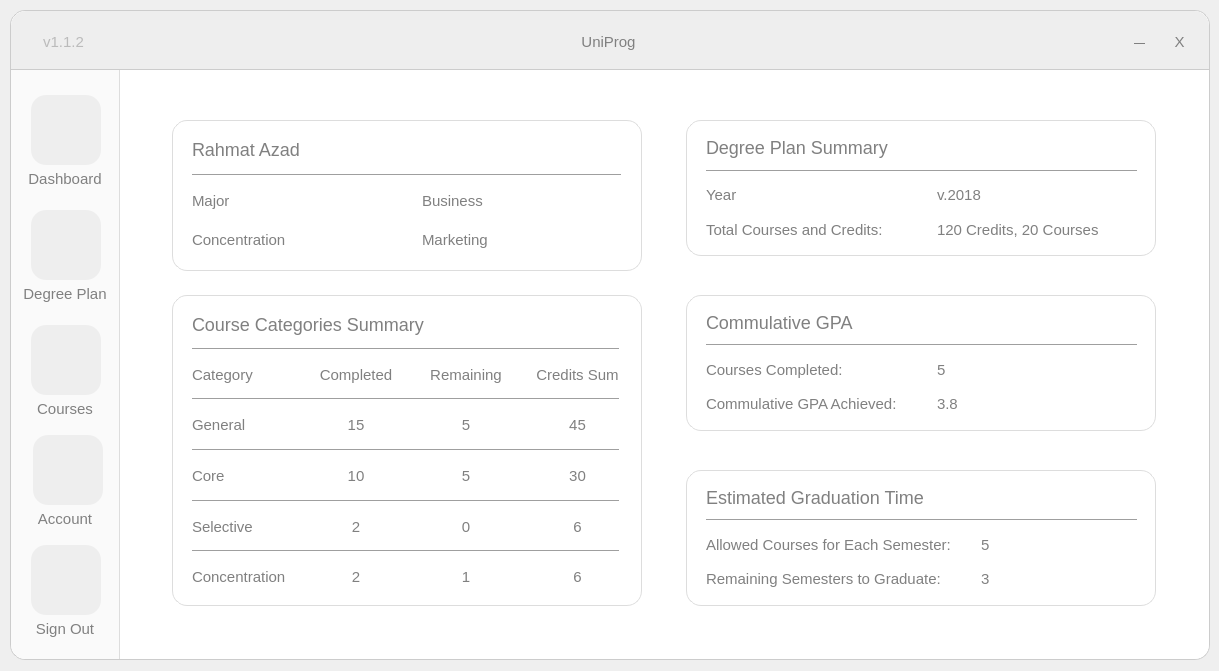
First picture: the form in ui/main.ui, repository rhmtazad/UniProg, before the edit.
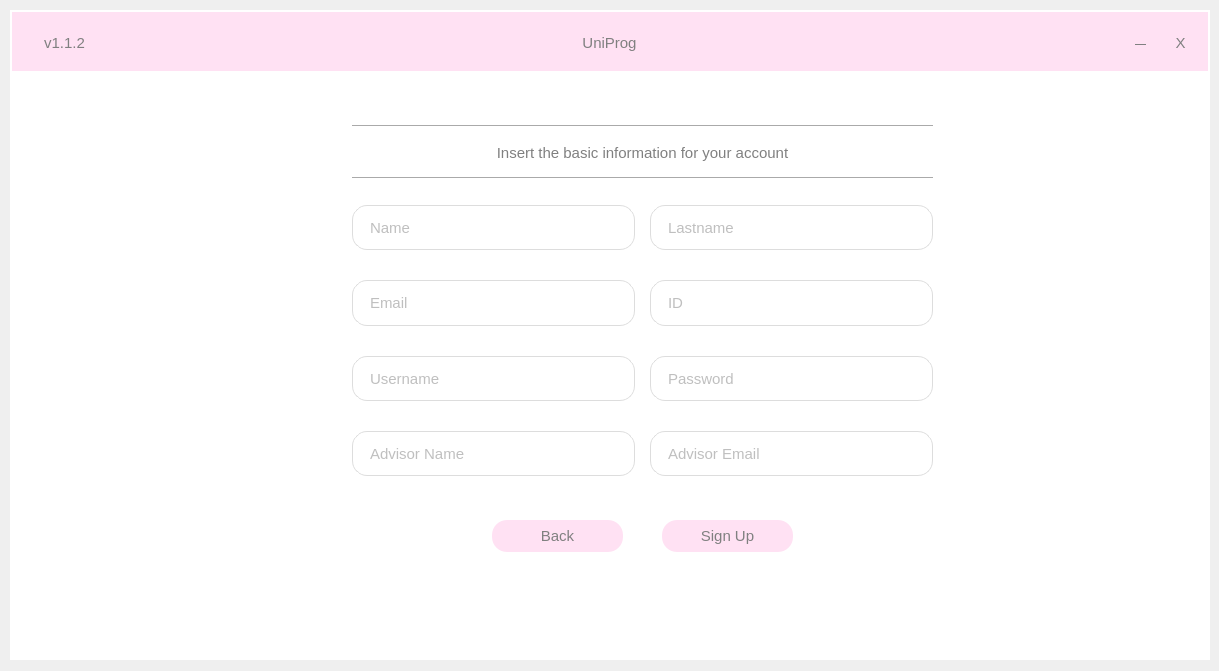
Second picture: the form after the edit. The open tabs and pages were chosen to show the change. Icons and pictures are not drawn.

Commit message: added login/register page

Patch:
```diff
--- a/ui/main.ui
+++ b/ui/main.ui
@@ -158,6 +158,19 @@
    <property name="styleSheet">
     <string notr="true"/>
    </property>
+   <widget class="QStackedWidget" name="stackedWidget">
+    <property name="geometry">
+     <rect>
+      <x>0</x>
+      <y>0</y>
+      <width>1221</width>
+      <height>671</height>
+     </rect>
+    </property>
+    <property name="currentIndex">
+     <number>1</number>
+    </property>
+    <widget class="QWidget" name="main_pages">
    <widget class="QFrame" name="window">
     <property name="geometry">
      <rect>
@@ -215,7 +228,7 @@
         <property name="lineWidth">
          <number>0</number>
         </property>
-        <widget class="QWidget" name="layoutWidget">
+          <widget class="QWidget" name="layoutWidget_2">
          <property name="geometry">
           <rect>
            <x>-2</x>
@@ -661,7 +674,7 @@
            <property name="frameShadow">
             <enum>QFrame::Plain</enum>
            </property>
-           <widget class="QWidget" name="layoutWidget">
+             <widget class="QWidget" name="layoutWidget_3">
             <property name="geometry">
              <rect>
               <x>10</x>
@@ -1178,7 +1191,7 @@
            <property name="frameShadow">
             <enum>QFrame::Plain</enum>
            </property>
-           <widget class="QWidget" name="layoutWidget_2">
+             <widget class="QWidget" name="layoutWidget_4">
             <property name="geometry">
              <rect>
               <x>10</x>
@@ -1296,7 +1309,7 @@
            <property name="frameShadow">
             <enum>QFrame::Plain</enum>
            </property>
-           <widget class="QWidget" name="layoutWidget_4">
+             <widget class="QWidget" name="layoutWidget_5">
             <property name="geometry">
              <rect>
               <x>10</x>
@@ -3276,6 +3289,571 @@
        </widget>
       </item>
      </layout>
+      </widget>
+     </widget>
+    </widget>
+    <widget class="QWidget" name="wc_pages">
+     <widget class="QFrame" name="window_2">
+      <property name="geometry">
+       <rect>
+        <x>10</x>
+        <y>10</y>
+        <width>1200</width>
+        <height>650</height>
+       </rect>
+      </property>
+      <property name="sizePolicy">
+       <sizepolicy hsizetype="Minimum" vsizetype="Minimum">
+        <horstretch>0</horstretch>
+        <verstretch>0</verstretch>
+       </sizepolicy>
+      </property>
+      <property name="minimumSize">
+       <size>
+        <width>1200</width>
+        <height>650</height>
+       </size>
+      </property>
+      <property name="maximumSize">
+       <size>
+        <width>1200</width>
+        <height>650</height>
+       </size>
+      </property>
+      <property name="styleSheet">
+       <string notr="true">background-color: rgb(255, 255, 255);</string>
+      </property>
+      <property name="frameShape">
+       <enum>QFrame::NoFrame</enum>
+      </property>
+      <property name="frameShadow">
+       <enum>QFrame::Plain</enum>
+      </property>
+      <widget class="QFrame" name="pages_2">
+       <property name="geometry">
+        <rect>
+         <x>-4</x>
+         <y>60</y>
+         <width>1201</width>
+         <height>587</height>
+        </rect>
+       </property>
+       <property name="frameShape">
+        <enum>QFrame::NoFrame</enum>
+       </property>
+       <property name="frameShadow">
+        <enum>QFrame::Plain</enum>
+       </property>
+       <property name="lineWidth">
+        <number>0</number>
+       </property>
+       <widget class="QStackedWidget" name="page_manager_2">
+        <property name="geometry">
+         <rect>
+          <x>-104</x>
+          <y>0</y>
+          <width>1311</width>
+          <height>591</height>
+         </rect>
+        </property>
+        <property name="styleSheet">
+         <string notr="true"/>
+        </property>
+        <property name="currentIndex">
+         <number>0</number>
+        </property>
+        <widget class="QWidget" name="register_page">
+         <widget class="QFrame" name="config_degreeplan_3">
+          <property name="geometry">
+           <rect>
+            <x>400</x>
+            <y>20</y>
+            <width>691</width>
+            <height>511</height>
+           </rect>
+          </property>
+          <property name="styleSheet">
+           <string notr="true"/>
+          </property>
+          <property name="frameShape">
+           <enum>QFrame::NoFrame</enum>
+          </property>
+          <property name="frameShadow">
+           <enum>QFrame::Plain</enum>
+          </property>
+          <widget class="QPushButton" name="reg_backBtn">
+           <property name="geometry">
+            <rect>
+             <x>190</x>
+             <y>430</y>
+             <width>131</width>
+             <height>32</height>
+            </rect>
+           </property>
+           <property name="sizePolicy">
+            <sizepolicy hsizetype="Expanding" vsizetype="Expanding">
+             <horstretch>0</horstretch>
+             <verstretch>0</verstretch>
+            </sizepolicy>
+           </property>
+           <property name="styleSheet">
+            <string notr="true">background-color: rgb(255, 225, 243);</string>
+           </property>
+           <property name="text">
+            <string>Back</string>
+           </property>
+          </widget>
+          <widget class="QPushButton" name="reg_signUpBtn">
+           <property name="geometry">
+            <rect>
+             <x>360</x>
+             <y>430</y>
+             <width>131</width>
+             <height>32</height>
+            </rect>
+           </property>
+           <property name="sizePolicy">
+            <sizepolicy hsizetype="Expanding" vsizetype="Expanding">
+             <horstretch>0</horstretch>
+             <verstretch>0</verstretch>
+            </sizepolicy>
+           </property>
+           <property name="styleSheet">
+            <string notr="true">background-color: rgb(255, 225, 243);</string>
+           </property>
+           <property name="text">
+            <string>Sign Up</string>
+           </property>
+          </widget>
+          <widget class="QWidget" name="layoutWidget_17">
+           <property name="geometry">
+            <rect>
+             <x>50</x>
+             <y>30</y>
+             <width>581</width>
+             <height>361</height>
+            </rect>
+           </property>
+           <layout class="QVBoxLayout" name="account_page_config_container_2" stretch="0,2,0,20">
+            <property name="spacing">
+             <number>10</number>
+            </property>
+            <property name="topMargin">
+             <number>5</number>
+            </property>
+            <property name="bottomMargin">
+             <number>0</number>
+            </property>
+            <item>
+             <widget class="Line" name="config_account_line1_2">
+              <property name="orientation">
+               <enum>Qt::Horizontal</enum>
+              </property>
+             </widget>
+            </item>
+            <item>
+             <widget class="QLabel" name="config_account_guide_2">
+              <property name="text">
+               <string>Insert the basic information for your account</string>
+              </property>
+              <property name="alignment">
+               <set>Qt::AlignCenter</set>
+              </property>
+             </widget>
+            </item>
+            <item>
+             <widget class="Line" name="config_account_line2_2">
+              <property name="orientation">
+               <enum>Qt::Horizontal</enum>
+              </property>
+             </widget>
+            </item>
+            <item>
+             <layout class="QGridLayout" name="account_page_config_input_container_2">
+              <property name="topMargin">
+               <number>15</number>
+              </property>
+              <property name="rightMargin">
+               <number>0</number>
+              </property>
+              <property name="bottomMargin">
+               <number>5</number>
+              </property>
+              <property name="horizontalSpacing">
+               <number>15</number>
+              </property>
+              <property name="verticalSpacing">
+               <number>30</number>
+              </property>
+              <item row="2" column="0">
+               <widget class="QLineEdit" name="reg_account_username">
+                <property name="sizePolicy">
+                 <sizepolicy hsizetype="Expanding" vsizetype="Expanding">
+                  <horstretch>0</horstretch>
+                  <verstretch>0</verstretch>
+                 </sizepolicy>
+                </property>
+                <property name="text">
+                 <string/>
+                </property>
+                <property name="placeholderText">
+                 <string>Username</string>
+                </property>
+               </widget>
+              </item>
+              <item row="1" column="1">
+               <widget class="QLineEdit" name="reg_account_id">
+                <property name="sizePolicy">
+                 <sizepolicy hsizetype="Expanding" vsizetype="Expanding">
+                  <horstretch>0</horstretch>
+                  <verstretch>0</verstretch>
+                 </sizepolicy>
+                </property>
+                <property name="text">
+                 <string/>
+                </property>
+                <property name="placeholderText">
+                 <string>ID</string>
+                </property>
+               </widget>
+              </item>
+              <item row="0" column="0">
+               <widget class="QLineEdit" name="reg_account_name">
+                <property name="sizePolicy">
+                 <sizepolicy hsizetype="Expanding" vsizetype="Expanding">
+                  <horstretch>0</horstretch>
+                  <verstretch>0</verstretch>
+                 </sizepolicy>
+                </property>
+                <property name="text">
+                 <string/>
+                </property>
+                <property name="placeholderText">
+                 <string>Name</string>
+                </property>
+               </widget>
+              </item>
+              <item row="0" column="1">
+               <widget class="QLineEdit" name="reg_account_lastname">
+                <property name="sizePolicy">
+                 <sizepolicy hsizetype="Expanding" vsizetype="Expanding">
+                  <horstretch>0</horstretch>
+                  <verstretch>0</verstretch>
+                 </sizepolicy>
+                </property>
+                <property name="text">
+                 <string/>
+                </property>
+                <property name="placeholderText">
+                 <string>Lastname</string>
+                </property>
+               </widget>
+              </item>
+              <item row="3" column="1">
+               <widget class="QLineEdit" name="reg_account_advisor_email">
+                <property name="sizePolicy">
+                 <sizepolicy hsizetype="Expanding" vsizetype="Expanding">
+                  <horstretch>0</horstretch>
+                  <verstretch>0</verstretch>
+                 </sizepolicy>
+                </property>
+                <property name="text">
+                 <string/>
+                </property>
+                <property name="placeholderText">
+                 <string>Advisor Email</string>
+                </property>
+               </widget>
+              </item>
+              <item row="3" column="0">
+               <widget class="QLineEdit" name="reg_account_advisor_name">
+                <property name="sizePolicy">
+                 <sizepolicy hsizetype="Expanding" vsizetype="Expanding">
+                  <horstretch>0</horstretch>
+                  <verstretch>0</verstretch>
+                 </sizepolicy>
+                </property>
+                <property name="text">
+                 <string/>
+                </property>
+                <property name="placeholderText">
+                 <string>Advisor Name</string>
+                </property>
+               </widget>
+              </item>
+              <item row="1" column="0">
+               <widget class="QLineEdit" name="reg_account_email">
+                <property name="sizePolicy">
+                 <sizepolicy hsizetype="Expanding" vsizetype="Expanding">
+                  <horstretch>0</horstretch>
+                  <verstretch>0</verstretch>
+                 </sizepolicy>
+                </property>
+                <property name="text">
+                 <string/>
+                </property>
+                <property name="placeholderText">
+                 <string>Email</string>
+                </property>
+               </widget>
+              </item>
+              <item row="2" column="1">
+               <widget class="QLineEdit" name="reg_account_password">
+                <property name="sizePolicy">
+                 <sizepolicy hsizetype="Expanding" vsizetype="Expanding">
+                  <horstretch>0</horstretch>
+                  <verstretch>0</verstretch>
+                 </sizepolicy>
+                </property>
+                <property name="text">
+                 <string/>
+                </property>
+                <property name="placeholderText">
+                 <string>Password</string>
+                </property>
+               </widget>
+              </item>
+             </layout>
+            </item>
+           </layout>
+          </widget>
+         </widget>
+        </widget>
+        <widget class="QWidget" name="welcome_page">
+         <widget class="QFrame" name="config_degreeplan_2">
+          <property name="geometry">
+           <rect>
+            <x>410</x>
+            <y>25</y>
+            <width>611</width>
+            <height>531</height>
+           </rect>
+          </property>
+          <property name="styleSheet">
+           <string notr="true"/>
+          </property>
+          <property name="frameShape">
+           <enum>QFrame::NoFrame</enum>
+          </property>
+          <property name="frameShadow">
+           <enum>QFrame::Plain</enum>
+          </property>
+          <widget class="QPushButton" name="wc_signInBtn">
+           <property name="geometry">
+            <rect>
+             <x>320</x>
+             <y>360</y>
+             <width>131</width>
+             <height>32</height>
+            </rect>
+           </property>
+           <property name="sizePolicy">
+            <sizepolicy hsizetype="Expanding" vsizetype="Expanding">
+             <horstretch>0</horstretch>
+             <verstretch>0</verstretch>
+            </sizepolicy>
+           </property>
+           <property name="styleSheet">
+            <string notr="true">background-color: rgb(255, 225, 243);</string>
+           </property>
+           <property name="text">
+            <string>Sign In</string>
+           </property>
+          </widget>
+          <widget class="QPushButton" name="wc_registerBtn">
+           <property name="geometry">
+            <rect>
+             <x>160</x>
+             <y>360</y>
+             <width>131</width>
+             <height>32</height>
+            </rect>
+           </property>
+           <property name="sizePolicy">
+            <sizepolicy hsizetype="Expanding" vsizetype="Expanding">
+             <horstretch>0</horstretch>
+             <verstretch>0</verstretch>
+            </sizepolicy>
+           </property>
+           <property name="styleSheet">
+            <string notr="true">background-color: rgb(255, 225, 243);</string>
+           </property>
+           <property name="text">
+            <string>Register</string>
+           </property>
+          </widget>
+          <widget class="QLineEdit" name="wc_pass">
+           <property name="geometry">
+            <rect>
+             <x>320</x>
+             <y>260</y>
+             <width>231</width>
+             <height>41</height>
+            </rect>
+           </property>
+           <property name="sizePolicy">
+            <sizepolicy hsizetype="Expanding" vsizetype="Expanding">
+             <horstretch>0</horstretch>
+             <verstretch>0</verstretch>
+            </sizepolicy>
+           </property>
+           <property name="text">
+            <string/>
+           </property>
+           <property name="placeholderText">
+            <string>Password</string>
+           </property>
+          </widget>
+          <widget class="QLineEdit" name="wc_uname">
+           <property name="geometry">
+            <rect>
+             <x>70</x>
+             <y>260</y>
+             <width>221</width>
+             <height>41</height>
+            </rect>
+           </property>
+           <property name="sizePolicy">
+            <sizepolicy hsizetype="Expanding" vsizetype="Expanding">
+             <horstretch>0</horstretch>
+             <verstretch>0</verstretch>
+            </sizepolicy>
+           </property>
+           <property name="text">
+            <string/>
+           </property>
+           <property name="placeholderText">
+            <string>Username</string>
+           </property>
+          </widget>
+          <widget class="QLabel" name="label">
+           <property name="geometry">
+            <rect>
+             <x>280</x>
+             <y>110</y>
+             <width>61</width>
+             <height>31</height>
+            </rect>
+           </property>
+           <property name="font">
+            <font>
+             <pointsize>-1</pointsize>
+            </font>
+           </property>
+           <property name="text">
+            <string>Welcome</string>
+           </property>
+          </widget>
+         </widget>
+        </widget>
+       </widget>
+      </widget>
+      <widget class="QFrame" name="titlebar_2">
+       <property name="geometry">
+        <rect>
+         <x>2</x>
+         <y>2</y>
+         <width>1196</width>
+         <height>59</height>
+        </rect>
+       </property>
+       <property name="styleSheet">
+        <string notr="true">background-color: rgb(255, 225, 243);</string>
+       </property>
+       <property name="frameShape">
+        <enum>QFrame::NoFrame</enum>
+       </property>
+       <property name="frameShadow">
+        <enum>QFrame::Plain</enum>
+       </property>
+       <property name="lineWidth">
+        <number>0</number>
+       </property>
+       <widget class="QWidget" name="layoutWidget_18">
+        <property name="geometry">
+         <rect>
+          <x>-2</x>
+          <y>0</y>
+          <width>1199</width>
+          <height>61</height>
+         </rect>
+        </property>
+        <layout class="QHBoxLayout" name="titlebar_elements_2" stretch="2,18,2">
+         <property name="spacing">
+          <number>0</number>
+         </property>
+         <item>
+          <widget class="QLabel" name="version_2">
+           <property name="text">
+            <string>v1.1.2</string>
+           </property>
+           <property name="alignment">
+            <set>Qt::AlignCenter</set>
+           </property>
+          </widget>
+         </item>
+         <item>
+          <widget class="QLabel" name="project_title_2">
+           <property name="text">
+            <string>UniProg</string>
+           </property>
+           <property name="alignment">
+            <set>Qt::AlignCenter</set>
+           </property>
+          </widget>
+         </item>
+         <item>
+          <widget class="QFrame" name="titlebar_buttons_2">
+           <property name="frameShape">
+            <enum>QFrame::NoFrame</enum>
+           </property>
+           <property name="frameShadow">
+            <enum>QFrame::Plain</enum>
+           </property>
+           <widget class="QPushButton" name="minimizeBtn_2">
+            <property name="geometry">
+             <rect>
+              <x>20</x>
+              <y>10</y>
+              <width>41</width>
+              <height>41</height>
+             </rect>
+            </property>
+            <property name="sizePolicy">
+             <sizepolicy hsizetype="Preferred" vsizetype="Preferred">
+              <horstretch>0</horstretch>
+              <verstretch>0</verstretch>
+             </sizepolicy>
+            </property>
+            <property name="text">
+             <string>—</string>
+            </property>
+           </widget>
+           <widget class="QPushButton" name="closeBtn_2">
+            <property name="geometry">
+             <rect>
+              <x>60</x>
+              <y>10</y>
+              <width>41</width>
+              <height>41</height>
+             </rect>
+            </property>
+            <property name="sizePolicy">
+             <sizepolicy hsizetype="Preferred" vsizetype="Preferred">
+              <horstretch>0</horstretch>
+              <verstretch>0</verstretch>
+             </sizepolicy>
+            </property>
+            <property name="text">
+             <string>X</string>
+            </property>
+           </widget>
+          </widget>
+         </item>
+        </layout>
+       </widget>
+      </widget>
+     </widget>
     </widget>
    </widget>
   </widget>
```
Left out of the diff: 354 changed lines with no effect on the pictures. Lines whose indentation alone changed are shown as unchanged.
